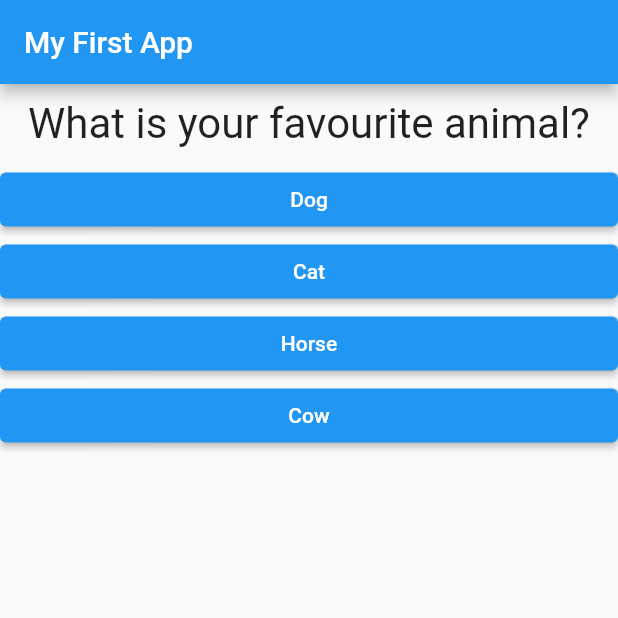
After one commit to adrianniglus/flutter_complete_guide, a Flutter app: the screen it shows after launch, after a tap on "Red", on a phone screen of 412 x 824 dp, the top half of it. The commit adds this screen. Run offline on Flutter 3.47's test engine with Material 2 defaults, Android fonts, the phone set to English and light mode, and no system bars.

Commit message:
end of section

```diff
--- a/lib/answer.dart
+++ b/lib/answer.dart
@@ -11,10 +11,12 @@ class Answer extends StatelessWidget {
   Widget build(BuildContext context) {
     return Container(
       width: double.infinity,
-      child: RaisedButton(
+      child: ElevatedButton(
+        style: ButtonStyle(
+          foregroundColor: MaterialStateProperty.all(Colors.white),
+          backgroundColor: MaterialStateProperty.all(Colors.blue)
+        ),
         child: Text(answerText),
-        color: Colors.blue,
-        textColor: Colors.white,
         onPressed: selectHandler,
       ),
 
--- a/lib/main.dart
+++ b/lib/main.dart
@@ -1,6 +1,6 @@
 import 'package:flutter/material.dart';
-import 'package:flutter_complete_guide/answer.dart';
-import 'package:flutter_complete_guide/question.dart';
+import 'package:flutter_complete_guide/quiz.dart';
+import 'package:flutter_complete_guide/result.dart';
 
 void main() {
   runApp(MyApp());
@@ -15,49 +15,73 @@ class MyApp extends StatefulWidget {
 
 class _MyAppState extends State<MyApp> {
   var _questionIndex = 0;
+  var _totalScore = 0;
 
-  void _answerQuestion() {
+  static const _questions = [
+    {
+      'questionText': 'What is your favourite color?',
+      'answers': [
+        {'text': 'Red', 'score': 3},
+        {'text': 'Blue', 'score': 5},
+        {'text': 'White', 'score': 10},
+        {'text': 'Black', 'score': 1}
+      ]
+    },
+    {
+      'questionText': 'What is your favourite animal?',
+      'answers': [
+        {'text': 'Dog', 'score': 10},
+        {'text': 'Cat', 'score': 5},
+        {'text': 'Horse', 'score': 3},
+        {'text': 'Cow', 'score': 1}
+      ]
+    },
+    {
+      'questionText': 'What is your favourite drink?',
+      'answers': [
+        {'text': 'Vodka', 'score': 10},
+        {'text': 'Beer', 'score': 5},
+        {'text': 'Water', 'score': 1},
+        {'text': 'Juice', 'score': 3}
+      ]
+    },
+    {
+      'questionText': 'What is your favourite dish?',
+      'answers': [
+        {'text': 'Burger', 'score': 5},
+        {'text': 'Kebab', 'score': 10},
+        {'text': 'Casserole', 'score': 3},
+        {'text': 'Taco', 'score': 1}
+      ]
+    }
+  ];
+
+  void _answerQuestion(int score) {
+    _totalScore += score;
+    if (_questionIndex < _questions.length) {
+      setState(() {
+        _questionIndex += 1;
+      });
+    }
+  }
+
+  void _resetQuiz() {
     setState(() {
-      _questionIndex += 1;
+      _questionIndex = 0;
+      _totalScore = 0;
     });
-    print(_questionIndex);
   }
 
   @override
   Widget build(BuildContext context) {
-    const questions = [
-      {
-        'questionText': 'What is your favourite color?',
-        'answers': ['Red', 'Blue', 'White', 'Black']
-      },
-      {
-        'questionText': 'What is your favourite animal?',
-        'answers': ['Dog', 'Cat', 'Horse', 'Cow']
-      },
-      {
-        'questionText': 'What is your favourite drink?',
-        'answers': ['Vodka', 'Beer', 'Water', 'Juice']
-      },
-      {
-        'questionText': 'What is your favourite dish?',
-        'answers': ['Burger', 'Kebab', 'Casserole', 'Taco']
-      }
-    ];
-
     return MaterialApp(
       home: Scaffold(
         appBar: AppBar(
           title: Text('My First App'),
         ),
-        body: Column(
-          children: [
-            Question(questions[_questionIndex]['questionText']),
-            ...(questions[_questionIndex]['answers'] as List<String>)
-                .map((answer) {
-              return Answer(answer, _answerQuestion);
-            }).toList()
-          ],
-        ),
+        body: _questionIndex < _questions.length
+            ? Quiz(_answerQuestion, _questions, _questionIndex)
+            : Result(_totalScore, _resetQuiz),
       ),
     );
   }
--- /dev/null
+++ b/lib/quiz.dart
@@ -0,0 +1,27 @@
+import 'package:flutter/material.dart';
+import 'package:flutter_complete_guide/question.dart';
+
+import 'answer.dart';
+
+class Quiz extends StatelessWidget {
+  final Function _answerQuestion;
+  final List<Map<String, Object>> _questions;
+  final int _questionIndex;
+
+  Quiz(this._answerQuestion,
+       this._questions,
+       this._questionIndex);
+
+  @override
+  Widget build(BuildContext context) {
+    return Column(
+      children: [
+        Question(_questions[_questionIndex]['questionText']),
+        ...(_questions[_questionIndex]['answers'] as List<Map<String, Object>>)
+            .map((answer) {
+          return Answer(answer['text'], () => _answerQuestion(answer['score']));
+        }).toList()
+      ],
+    );
+  }
+}
```
Also changed, not shown: lib/result.dart (added, +41 -0 lines).
